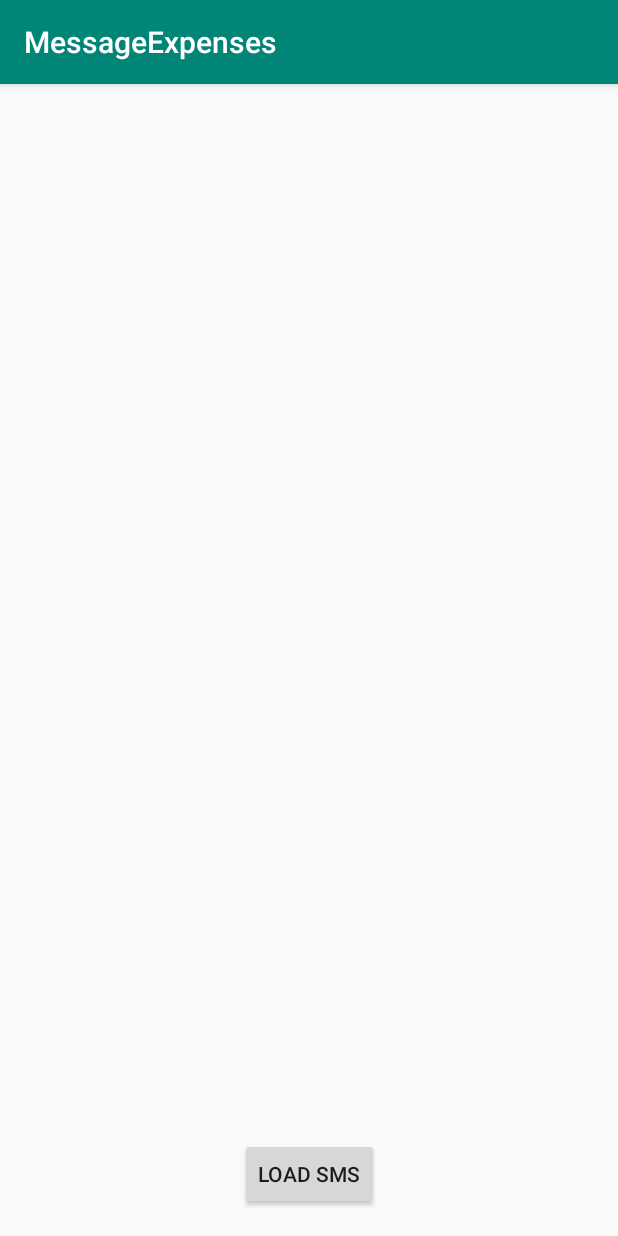
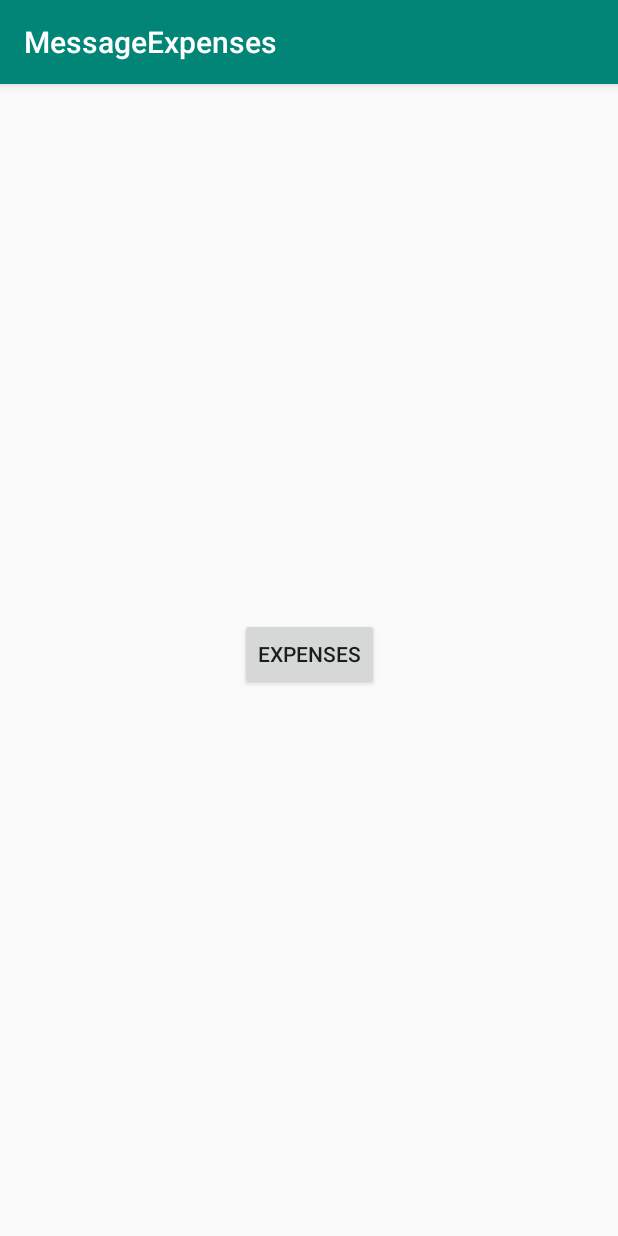
Before and after one commit to santiagoxmedina/AndroidMessageExpenses, an Android app: the screen it shows after launch (MainActivity), on a phone screen of 412 x 824 dp. Run offline under Robolectric (Android 15) with nearby library versions, the phone set to English and light mode, and no system bars; our stand-ins replace data binding.

Commit message:
added navigation

```diff
--- /dev/null
+++ b/app/src/main/java/com/sanmed/android/messageexpenses/SummaryFragment.kt
@@ -0,0 +1,47 @@
+package com.sanmed.android.messageexpenses
+
+import androidx.lifecycle.ViewModelProvider
+import android.os.Bundle
+import androidx.fragment.app.Fragment
+import android.view.LayoutInflater
+import android.view.View
+import android.view.ViewGroup
+import androidx.databinding.DataBindingUtil
+import androidx.navigation.Navigation
+import com.sanmed.android.messageexpenses.databinding.FragmentSummaryBinding
+
+class SummaryFragment : Fragment() {
+
+
+    private lateinit var viewModel: SummaryViewModel
+    private lateinit var binding : FragmentSummaryBinding
+
+    override fun onCreateView(
+        inflater: LayoutInflater, container: ViewGroup?,
+        savedInstanceState: Bundle?
+    ): View? {
+        binding = DataBindingUtil.inflate(inflater,R.layout.fragment_summary,container,false)
+        binding.lifecycleOwner = this
+        viewModel = ViewModelProvider(this).get(SummaryViewModel::class.java)
+        binding.viewModel = viewModel
+        return binding.root
+    }
+
+    override fun onViewCreated(view: View, savedInstanceState: Bundle?) {
+        super.onViewCreated(view, savedInstanceState)
+        viewModel.navigateToExpenses.observe(viewLifecycleOwner,this::onNavigateToExpenses)
+
+    }
+
+    private fun onNavigateToExpenses(navigateToExpenses:Boolean) {
+        if(navigateToExpenses){
+            navigateToExpenses();
+            viewModel.onNavigateToExpensesCompleted()
+        }
+    }
+
+    private fun navigateToExpenses() {
+        Navigation.findNavController(requireView()).navigate(SummaryFragmentDirections.actionSummaryFragmentToExpensesFragment())
+    }
+
+}
--- /dev/null
+++ b/app/src/main/java/com/sanmed/android/messageexpenses/SummaryViewModel.kt
@@ -0,0 +1,20 @@
+package com.sanmed.android.messageexpenses
+
+import androidx.lifecycle.LiveData
+import androidx.lifecycle.MutableLiveData
+import androidx.lifecycle.ViewModel
+import com.sanmed.android.messageexpenses.view.ISummaryViewModel
+
+class SummaryViewModel : ViewModel(), ISummaryViewModel {
+
+    private val _navigateToExpenses = MutableLiveData<Boolean>()
+    val navigateToExpenses : LiveData<Boolean> get() = _navigateToExpenses
+
+    override fun onNavigateToExpenses() {
+        _navigateToExpenses.value = true
+    }
+
+    override fun onNavigateToExpensesCompleted() {
+        _navigateToExpenses.value = false
+    }
+}
--- /dev/null
+++ b/app/src/main/java/com/sanmed/android/messageexpenses/view/ISummaryViewModel.kt
@@ -0,0 +1,6 @@
+package com.sanmed.android.messageexpenses.view
+
+interface ISummaryViewModel {
+    fun onNavigateToExpenses();
+    fun onNavigateToExpensesCompleted()
+}
--- a/app/src/main/java/com/sanmed/android/messageexpenses/view/MainActivity.kt
+++ b/app/src/main/java/com/sanmed/android/messageexpenses/view/MainActivity.kt
@@ -17,50 +17,43 @@ import com.sanmed.android.messageexpenses.viewmodel.ExpensesViewModel
 import com.sanmed.android.messageexpenses.view.utilities.ExpensesTextUtility
 
 
-class MainActivity : AppCompatActivity(), View.OnClickListener {
+class MainActivity : AppCompatActivity() {
 
-    private lateinit var viewadapter: ExpensesAdapter
-    private lateinit var model: ExpensesViewModel
-    private lateinit var binding: ActivityMainBinding
+    //private lateinit var model: ExpensesViewModel
 
     override fun onCreate(savedInstanceState: Bundle?) {
         super.onCreate(savedInstanceState)
         setContentView(R.layout.activity_main)
-        viewadapter = ExpensesAdapter()
-        binding = DataBindingUtil.inflate(LayoutInflater.from(application),
-            R.layout.activity_main,null,false)
-        binding.listViewExpenses.adapter = viewadapter
-        subscribeToViewModel()
     }
 
     private fun subscribeToViewModel(){
-        model = ViewModelProvider(this).get(ExpensesViewModel::class.java)
-        val expensesObserver = androidx.lifecycle.Observer<List<Expense>>{
-            updateExpenses(it as MutableList<Expense>)
-        }
-        model.expenses.observe(this,expensesObserver)
+        //model = ViewModelProvider(this).get(ExpensesViewModel::class.java)
+//        val expensesObserver = androidx.lifecycle.Observer<List<Expense>>{
+//            updateExpenses(it as MutableList<Expense>)
+//        }
+        //model.expenses.observe(this,expensesObserver)
     }
 
-    override fun onClick(v: View?) {
-        if (v?.id == R.id.btnLoadSMS) {
-
-            if (ContextCompat.checkSelfPermission(
-                    baseContext,
-                    "android.permission.READ_SMS"
-                ) == PackageManager.PERMISSION_GRANTED
-            ) {
-               // val expenses = loadExpenses()
-                //UpdateExpenses(expenses)
-
-            } else {
-                ActivityCompat.requestPermissions(this, arrayOf("android.permission.READ_SMS"), 123)
-            }
-        }
-    }
-
-    private fun updateExpenses(expenses: MutableList<Expense>){
-        viewadapter.expenses = expenses
-    }
+//    override fun onClick(v: View?) {
+//        if (v?.id == R.id.btnLoadSMS) {
+//
+//            if (ContextCompat.checkSelfPermission(
+//                    baseContext,
+//                    "android.permission.READ_SMS"
+//                ) == PackageManager.PERMISSION_GRANTED
+//            ) {
+//                val expenses = loadExpenses()
+//                updateExpenses(expenses)
+//
+//            } else {
+//                ActivityCompat.requestPermissions(this, arrayOf("android.permission.READ_SMS"), 123)
+//            }
+//        }
+//    }
+//
+//    private fun updateExpenses(expenses: MutableList<Expense>){
+//        viewadapter.expenses = expenses
+//    }
 
     private fun loadExpenses(): MutableList<Expense> {
         val smsExpenses = mutableListOf<Expense>()
--- a/app/src/main/res/layout/activity_main.xml
+++ b/app/src/main/res/layout/activity_main.xml
@@ -8,25 +8,37 @@
         android:layout_height="match_parent"
         tools:context=".view.MainActivity">
 
-        <Button
-            android:id="@+id/btnLoadSMS"
-            android:layout_width="wrap_content"
-            android:layout_height="wrap_content"
-            android:layout_marginBottom="17dp"
-            android:text="@string/LoadSMSButton"
+        <androidx.fragment.app.FragmentContainerView
+            android:id="@+id/nav_host_fragment"
+            android:name="androidx.navigation.fragment.NavHostFragment"
+            android:layout_width="0dp"
+            android:layout_height="0dp"
+            app:layout_constraintLeft_toLeftOf="parent"
+            app:layout_constraintRight_toRightOf="parent"
+            app:layout_constraintTop_toTopOf="parent"
             app:layout_constraintBottom_toBottomOf="parent"
-            app:layout_constraintEnd_toEndOf="parent"
-            app:layout_constraintStart_toStartOf="parent" />
+            app:defaultNavHost="true"
+            app:navGraph="@navigation/main_navigation" />
 
-        <androidx.recyclerview.widget.RecyclerView
-            android:id="@+id/list_view_expenses"
-            android:layout_width="409dp"
-            android:layout_height="664dp"
-            app:layoutManager="androidx.recyclerview.widget.LinearLayoutManager"
-            app:layout_constraintBottom_toTopOf="@+id/btnLoadSMS"
-            app:layout_constraintEnd_toEndOf="parent"
-            app:layout_constraintStart_toStartOf="parent"
-            app:layout_constraintTop_toTopOf="parent" />
+<!--        <Button-->
+<!--            android:id="@+id/btnLoadSMS"-->
+<!--            android:layout_width="wrap_content"-->
+<!--            android:layout_height="wrap_content"-->
+<!--            android:layout_marginBottom="17dp"-->
+<!--            android:text="@string/LoadSMSButton"-->
+<!--            app:layout_constraintBottom_toBottomOf="parent"-->
+<!--            app:layout_constraintEnd_toEndOf="parent"-->
+<!--            app:layout_constraintStart_toStartOf="parent" />-->
+
+<!--        <androidx.recyclerview.widget.RecyclerView-->
+<!--            android:id="@+id/list_view_expenses"-->
+<!--            android:layout_width="409dp"-->
+<!--            android:layout_height="664dp"-->
+<!--            app:layoutManager="androidx.recyclerview.widget.LinearLayoutManager"-->
+<!--            app:layout_constraintBottom_toTopOf="@+id/btnLoadSMS"-->
+<!--            app:layout_constraintEnd_toEndOf="parent"-->
+<!--            app:layout_constraintStart_toStartOf="parent"-->
+<!--            app:layout_constraintTop_toTopOf="parent" />-->
 
     </androidx.constraintlayout.widget.ConstraintLayout>
 </layout>
--- /dev/null
+++ b/app/src/main/res/layout/fragment_summary.xml
@@ -0,0 +1,30 @@
+<?xml version="1.0" encoding="utf-8"?>
+<layout xmlns:android="http://schemas.android.com/apk/res/android"
+    xmlns:app="http://schemas.android.com/apk/res-auto"
+    xmlns:tools="http://schemas.android.com/tools">
+    <data>
+        <variable
+            name="viewModel"
+            type="com.sanmed.android.messageexpenses.view.ISummaryViewModel" />
+    </data>
+    <androidx.constraintlayout.widget.ConstraintLayout
+        android:layout_width="match_parent"
+        android:layout_height="match_parent"
+        tools:context=".SummaryFragment">
+
+
+        <Button
+            android:id="@+id/button"
+            android:layout_width="wrap_content"
+            android:layout_height="wrap_content"
+            android:layout_marginBottom="8dp"
+            android:text="@string/expenses"
+            android:onClick="@{()->viewModel.onNavigateToExpenses()}"
+            app:layout_constraintBottom_toBottomOf="parent"
+            app:layout_constraintEnd_toEndOf="parent"
+            app:layout_constraintStart_toStartOf="parent"
+            app:layout_constraintTop_toTopOf="parent" />
+
+    </androidx.constraintlayout.widget.ConstraintLayout>
+
+</layout>
--- /dev/null
+++ b/app/src/main/res/navigation/main_navigation.xml
@@ -0,0 +1,23 @@
+<?xml version="1.0" encoding="utf-8"?>
+<navigation xmlns:android="http://schemas.android.com/apk/res/android"
+    xmlns:app="http://schemas.android.com/apk/res-auto"
+    xmlns:tools="http://schemas.android.com/tools"
+    android:id="@+id/main_navigation"
+    app:startDestination="@id/summaryFragment">
+
+    <fragment
+        android:id="@+id/expensesFragment"
+        android:name="com.sanmed.android.messageexpenses.ExpensesFragment"
+        android:label="fragment_expenses"
+        tools:layout="@layout/fragment_expenses" />
+    <fragment
+        android:id="@+id/summaryFragment"
+        android:name="com.sanmed.android.messageexpenses.SummaryFragment"
+        android:label="fragment_summary"
+        tools:layout="@layout/fragment_summary" >
+        <action
+            android:id="@+id/action_summaryFragment_to_expensesFragment"
+            app:destination="@id/expensesFragment" />
+    </fragment>
+
+</navigation>
--- a/app/src/main/res/values/strings.xml
+++ b/app/src/main/res/values/strings.xml
@@ -1,4 +1,5 @@
 <resources>
     <string name="app_name">MessageExpenses</string>
     <string name="LoadSMSButton">Load SMS</string>
+    <string name="expenses">Expenses</string>
 </resources>
```
Also changed, not shown: app/build.gradle (+29 -12 lines), app/src/main/java/com/sanmed/android/messageexpenses/ExpensesFragment.java (added, +36 -0 lines), app/src/main/java/com/sanmed/android/messageexpenses/ExpensesViewModel.java (added, +7 -0 lines), app/src/main/res/layout/fragment_expenses.xml (added, +13 -0 lines), build.gradle (+9 -3 lines).
